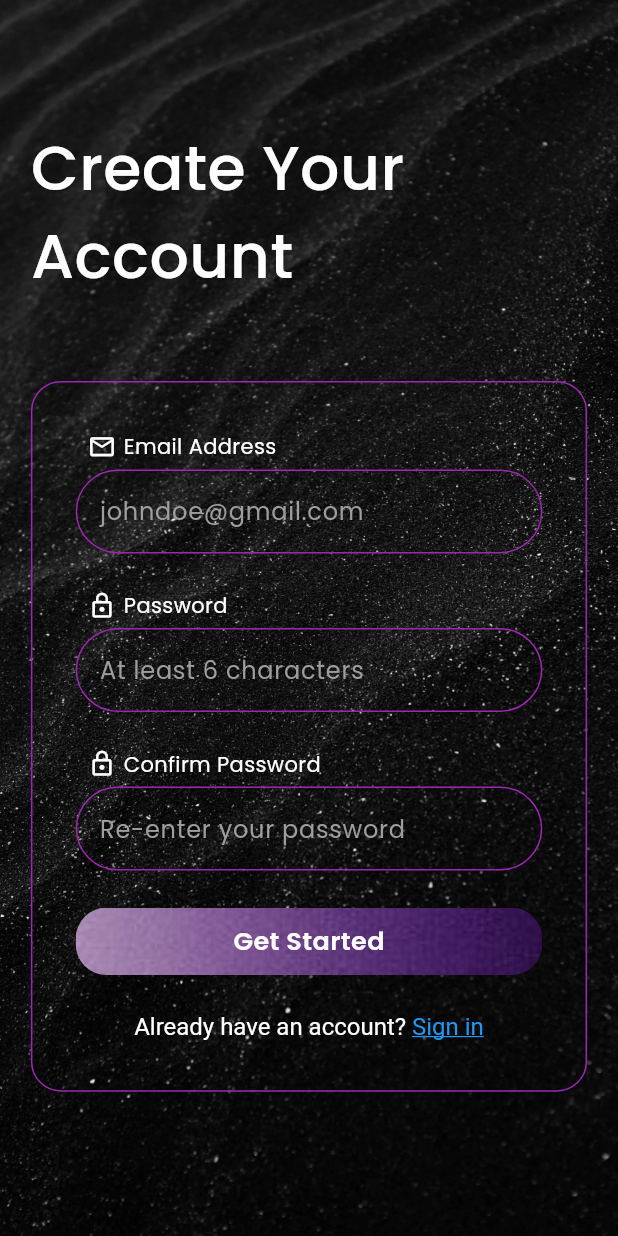
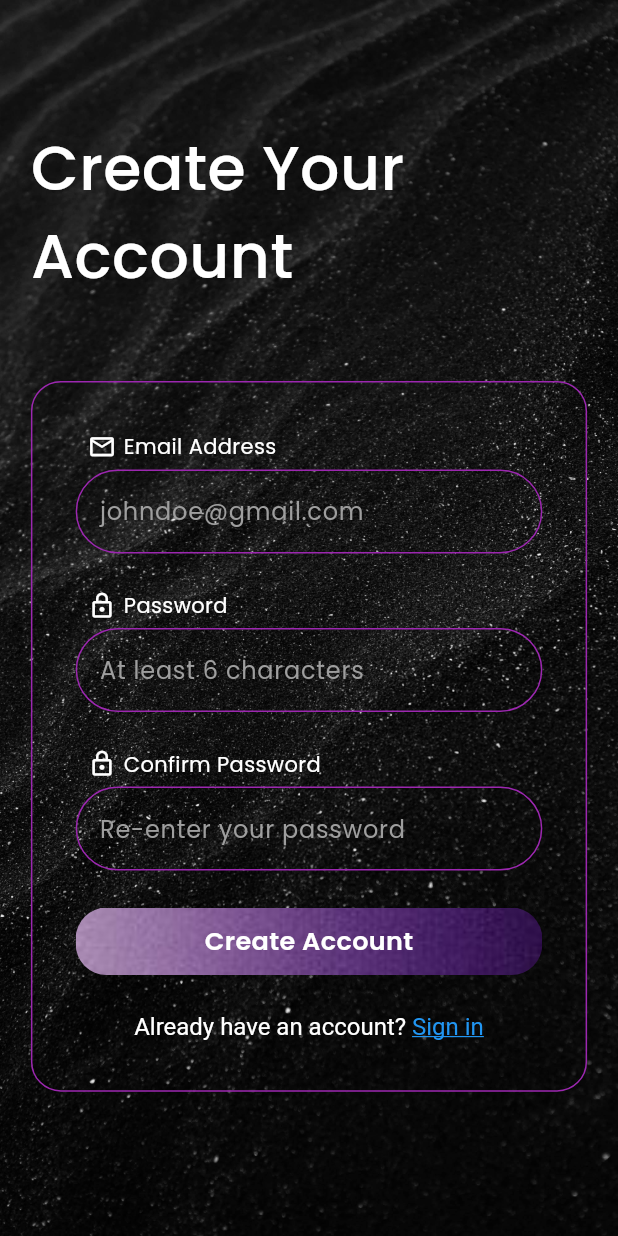
Before and after one commit to Awele123/focus_flow_app, a Flutter app: the Signup screen opened by its route, on a phone screen of 412 x 824 dp. Run offline on Flutter 3.47's test engine with Material 3 defaults, Android fonts, the phone set to English and light mode, and no system bars; our stand-ins replace google_fonts.

Commit message:
last changes

```diff
--- a/lib/global-widgets/app_button.dart
+++ b/lib/global-widgets/app_button.dart
@@ -21,9 +21,8 @@ class AppButton extends StatelessWidget {
           ),
         ),
         child: Center(
-
           child: CustomText(
-            text: "Get Started",
+            text:buttonText?? "Get Started",
               color: Colors.white,
               fontWeight: FontWeight.w600,
               fontSize: 17,
--- a/lib/main.dart
+++ b/lib/main.dart
@@ -11,8 +11,7 @@ void main() {
 class MyApp extends StatelessWidget {
   const MyApp({super.key});
 
-  // This widget is the root of your application.
-  @override
+
   Widget build(BuildContext context) {
     return MaterialApp(
       title: 'Flutter Demo',
--- a/lib/pages/signin.dart
+++ b/lib/pages/signin.dart
@@ -74,7 +74,7 @@ class _SignInState extends State<SignIn> {
                                   size: 19,
                                 ),
                               ),
-                              AppButton(onTap: () {}),
+                              AppButton(onTap: () {}, buttonText: " Sign In",),
                               RichText(
                                 text: TextSpan(
                                   text: "Don't have an account? ",
--- a/lib/pages/signup.dart
+++ b/lib/pages/signup.dart
@@ -83,7 +83,7 @@ class _SignupState extends State<Signup> {
                                   color: Colors.white,
                                 ),
                               ),
-                              AppButton(onTap: () {}, buttonText: "SignUp",),
+                              AppButton(onTap: () {}, buttonText: "Create Account",),
                               RichText(
                                 text: TextSpan(
                                   text: "Already have an account? ",
--- a/pubspec.yaml
+++ b/pubspec.yaml
@@ -35,7 +35,7 @@ dependencies:
   # Use with the CupertinoIcons class for iOS style icons.
   cupertino_icons: ^1.0.8
   google_fonts: ^6.3.3
-  liquid_glass: ^1.0.0
+
 
 dev_dependencies:
   flutter_test:
```
